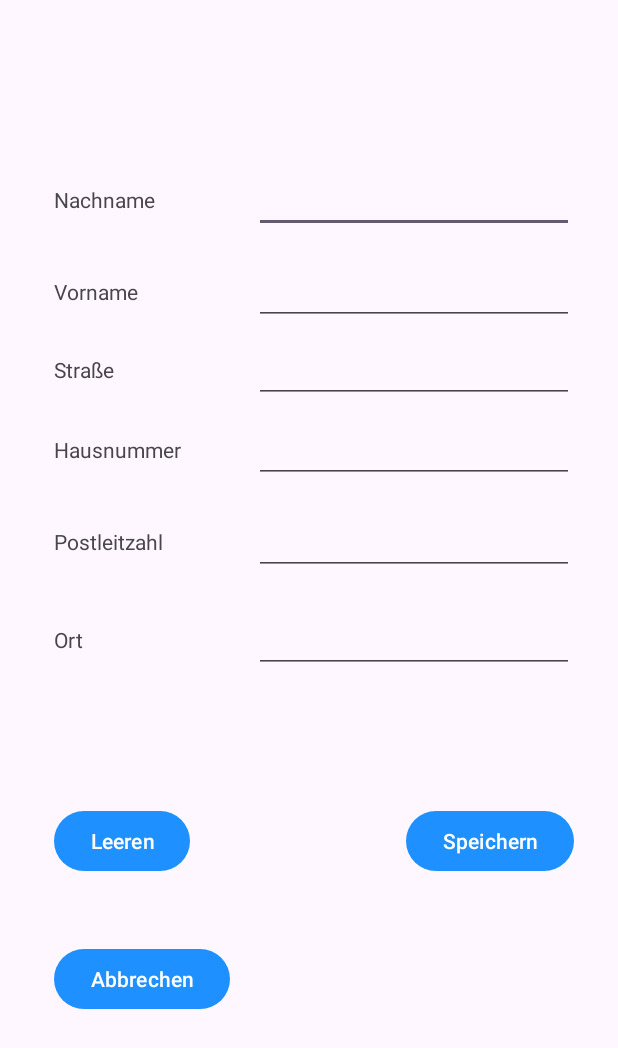
After one commit to Androho24/Stunden, an Android app: the layout customer_client_fragment.xml on its own in the app's theme, with its tools: preview values and no code run, on a phone screen of 412 x 824 dp. The commit adds this screen. Shown: the top 1048 px of the screen. Run offline under Robolectric (Android 15) with nearby library versions, the phone set to English and light mode, and no system bars.

Commit message:
client added todo eventlistener fragment customer

```diff
--- a/app/src/main/java/com/example/myapplication/Objects/Customer.kt
+++ b/app/src/main/java/com/example/myapplication/Objects/Customer.kt
@@ -2,7 +2,7 @@ package com.example.myapplication.Objects
 
 import java.util.UUID
 
-class Customer(var customerId : String, var name : String,var preName: String,var streetName: String,var streetNumber:String, var plz:String,var location:String, var projectNumber: String) {
+open class Customer(var customerId : String, var name : String, var preName: String, var streetName: String, var streetNumber:String, var plz:String, var location:String, var projectNumber: String,var customerExpanded : CustomerExpanded) {
 
     open fun Customer(){
 
--- a/app/src/main/java/com/example/myapplication/Objects/CustomerExpanded.kt
+++ b/app/src/main/java/com/example/myapplication/Objects/CustomerExpanded.kt
@@ -1,4 +1,6 @@
 package com.example.myapplication.Objects
 
-class CustomerExpanded {
+class CustomerExpanded(
+var clientName: String, var clientPreName : String, var clientStreetName:String,var clientStreetNumber:String,var clientPlz:String,var clientLocation:String
+) {
 }
--- /dev/null
+++ b/app/src/main/res/layout/customer_client_fragment.xml
@@ -0,0 +1,154 @@
+<?xml version="1.0" encoding="utf-8"?>
+<androidx.constraintlayout.widget.ConstraintLayout xmlns:android="http://schemas.android.com/apk/res/android"
+    xmlns:app="http://schemas.android.com/apk/res-auto"
+    xmlns:tools="http://schemas.android.com/tools"
+    android:id="@+id/CustomerFragment"
+    android:layout_width="match_parent" android:layout_height="700dp"
+    android:layout_gravity="center" android:orientation="vertical"  >
+
+    <EditText
+        android:id="@+id/editTextNachnameCustomerClient"
+        android:layout_width="wrap_content"
+        android:layout_height="wrap_content"
+        android:layout_marginTop="48dp"
+        android:ems="10"
+        android:inputType="text"
+        app:layout_constraintEnd_toEndOf="parent"
+        app:layout_constraintHorizontal_bias="0.693"
+        app:layout_constraintStart_toEndOf="@+id/textViewNachnameClient"
+        app:layout_constraintTop_toTopOf="parent" />
+
+    <EditText
+        android:id="@+id/editTextVornameCustomerClient"
+        android:layout_width="wrap_content"
+        android:layout_height="wrap_content"
+        android:layout_marginTop="16dp"
+        android:ems="10"
+        android:inputType="text"
+        app:layout_constraintStart_toStartOf="@+id/editTextNachnameCustomerClient"
+        app:layout_constraintTop_toBottomOf="@+id/editTextNachnameCustomerClient" />
+
+    <EditText
+        android:id="@+id/editTextStreetCustomerClient"
+        android:layout_width="wrap_content"
+        android:layout_height="wrap_content"
+        android:layout_marginTop="68dp"
+        android:ems="10"
+        android:inputType="text"
+        app:layout_constraintStart_toStartOf="@+id/editTextNachnameCustomerClient"
+        app:layout_constraintTop_toBottomOf="@+id/editTextNachnameCustomerClient" />
+
+    <EditText
+        android:id="@+id/editTextStreetNumberCustomerClient"
+        android:layout_width="wrap_content"
+        android:layout_height="wrap_content"
+        android:layout_marginTop="8dp"
+        android:ems="10"
+        android:inputType="text"
+        app:layout_constraintStart_toStartOf="@+id/editTextNachnameCustomerClient"
+        app:layout_constraintTop_toBottomOf="@+id/editTextStreetCustomerClient" />
+
+    <EditText
+        android:id="@+id/editTextPlzCustomerClient"
+        android:layout_width="wrap_content"
+        android:layout_height="wrap_content"
+        android:layout_marginTop="16dp"
+        android:ems="10"
+        android:inputType="number"
+        app:layout_constraintStart_toStartOf="@+id/editTextNachnameCustomerClient"
+        app:layout_constraintTop_toBottomOf="@+id/editTextStreetNumberCustomerClient" />
+
+    <EditText
+        android:id="@+id/editTextLocationCustomerClient"
+        android:layout_width="wrap_content"
+        android:layout_height="wrap_content"
+        android:layout_marginTop="20dp"
+        android:ems="10"
+        android:inputType="text"
+        app:layout_constraintStart_toStartOf="@+id/editTextNachnameCustomerClient"
+        app:layout_constraintTop_toBottomOf="@+id/editTextPlzCustomerClient" />
+
+    <Button
+        android:id="@+id/buttonSaveClient"
+        android:layout_width="wrap_content"
+        android:layout_height="wrap_content"
+        android:text="Speichern"
+        app:layout_constraintBottom_toBottomOf="@+id/buttonClearClient"
+        app:layout_constraintEnd_toEndOf="@+id/editTextLocationCustomerClient"
+        app:layout_constraintTop_toTopOf="@+id/buttonClearClient"
+        app:layout_constraintVertical_bias="0.0" />
+
+    <Button
+        android:id="@+id/buttonClearClient"
+        android:layout_width="wrap_content"
+        android:layout_height="wrap_content"
+        android:layout_marginTop="88dp"
+        android:text="Leeren"
+        app:layout_constraintStart_toStartOf="@+id/textViewLocationClient"
+        app:layout_constraintTop_toBottomOf="@+id/editTextLocationCustomerClient" />
+
+    <TextView
+        android:id="@+id/textViewNachnameClient"
+        android:layout_width="wrap_content"
+        android:layout_height="wrap_content"
+        android:layout_marginStart="36dp"
+        android:text="Nachname"
+        app:layout_constraintBottom_toBottomOf="@+id/editTextNachnameCustomerClient"
+        app:layout_constraintStart_toStartOf="parent"
+        app:layout_constraintTop_toTopOf="@+id/editTextNachnameCustomerClient" />
+
+    <TextView
+        android:id="@+id/textViewVornameClient"
+        android:layout_width="wrap_content"
+        android:layout_height="wrap_content"
+        android:text="Vorname"
+        app:layout_constraintBottom_toBottomOf="@+id/editTextVornameCustomerClient"
+        app:layout_constraintStart_toStartOf="@+id/textViewNachnameClient"
+        app:layout_constraintTop_toTopOf="@+id/editTextVornameCustomerClient" />
+
+    <TextView
+        android:id="@+id/textViewStreetClient"
+        android:layout_width="wrap_content"
+        android:layout_height="wrap_content"
+        android:text="Straße"
+        app:layout_constraintBottom_toBottomOf="@+id/editTextStreetCustomerClient"
+        app:layout_constraintStart_toStartOf="@+id/textViewVornameClient"
+        app:layout_constraintTop_toTopOf="@+id/editTextStreetCustomerClient" />
+
+    <TextView
+        android:id="@+id/textViewStreetNumberClient"
+        android:layout_width="wrap_content"
+        android:layout_height="wrap_content"
+        android:text="Hausnummer"
+        app:layout_constraintBottom_toBottomOf="@+id/editTextStreetNumberCustomerClient"
+        app:layout_constraintStart_toStartOf="@+id/textViewStreetClient"
+        app:layout_constraintTop_toTopOf="@+id/editTextStreetNumberCustomerClient" />
+
+    <TextView
+        android:id="@+id/textViewPlzClient"
+        android:layout_width="wrap_content"
+        android:layout_height="wrap_content"
+        android:text="Postleitzahl"
+        app:layout_constraintBottom_toBottomOf="@+id/editTextPlzCustomerClient"
+        app:layout_constraintStart_toStartOf="@+id/textViewStreetNumberClient"
+        app:layout_constraintTop_toTopOf="@+id/editTextPlzCustomerClient" />
+
+    <TextView
+        android:id="@+id/textViewLocationClient"
+        android:layout_width="wrap_content"
+        android:layout_height="wrap_content"
+        android:text="Ort"
+        app:layout_constraintBottom_toBottomOf="@+id/editTextLocationCustomerClient"
+        app:layout_constraintStart_toStartOf="@+id/textViewPlzClient"
+        app:layout_constraintTop_toTopOf="@+id/editTextLocationCustomerClient" />
+
+    <Button
+        android:id="@+id/buttonCancelClient"
+        android:layout_width="wrap_content"
+        android:layout_height="wrap_content"
+        android:layout_marginTop="44dp"
+        android:text="Abbrechen"
+        app:layout_constraintStart_toStartOf="@+id/buttonClearClient"
+        app:layout_constraintTop_toBottomOf="@+id/buttonClearClient" />
+
+</androidx.constraintlayout.widget.ConstraintLayout>
```
Also changed, not shown: app/src/main/java/com/example/myapplication/CustomerClientFragment.kt (added, +139 -0 lines), app/src/main/java/com/example/myapplication/CustomerFragment.kt (+87 -26 lines), app/src/main/java/com/example/myapplication/MainActivity.kt (+8 -2 lines), app/src/main/java/com/example/myapplication/Pdf/PDFCreator.kt (+12 -0 lines), app/src/main/java/com/example/myapplication/WorkTimeFragment.kt (+36 -21 lines), app/src/main/res/layout/activity_main.xml (+6 -5 lines), app/src/main/res/layout/customer_fragment.xml (+10 -1 lines).
